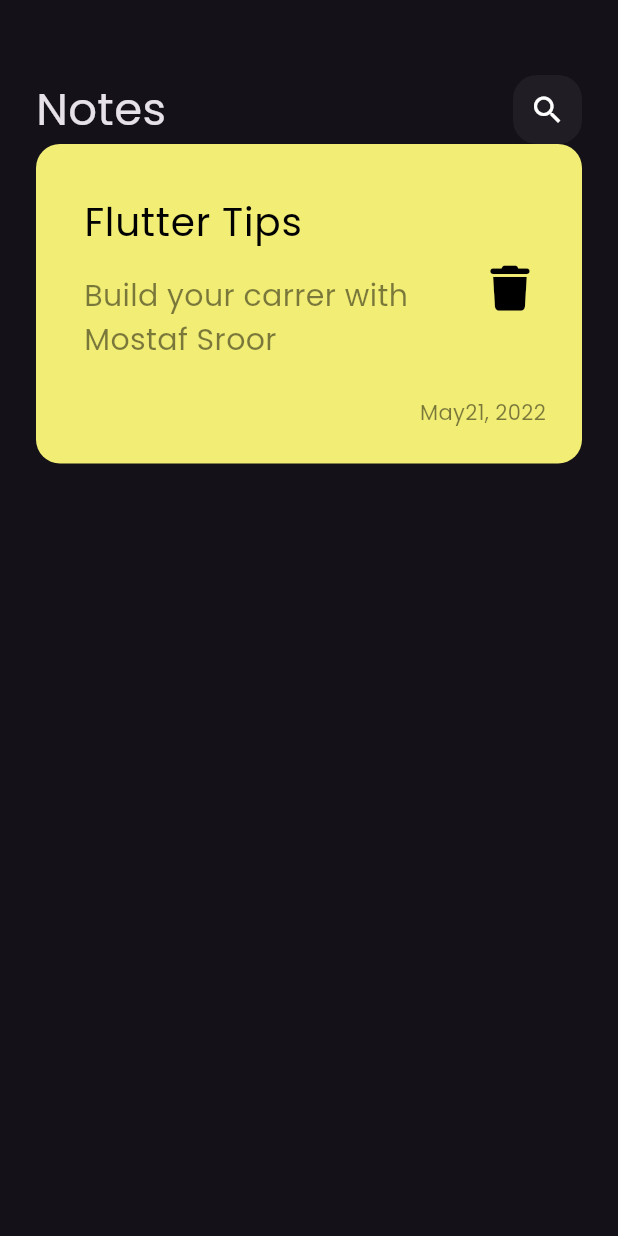
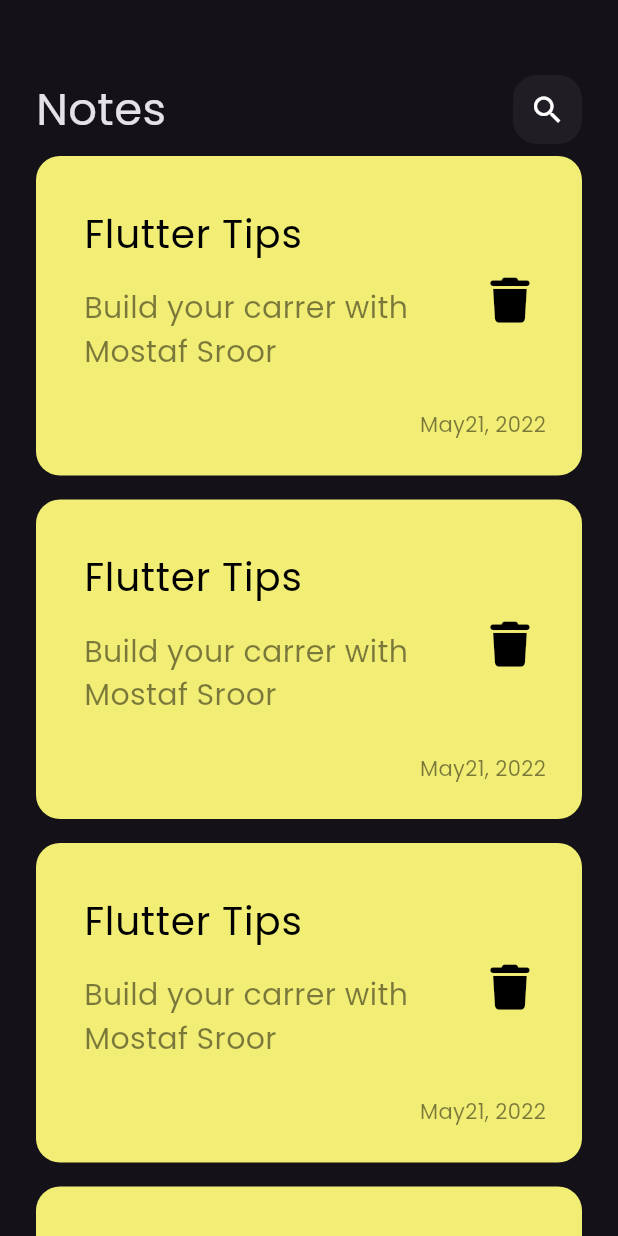
Before and after one commit to sroooooor60/notes_app, a Flutter app: the screen it shows after launch, on a phone screen of 412 x 824 dp. Run offline on Flutter 3.47's test engine with Material 3 defaults, Android fonts, the phone set to English and light mode, and no system bars; our stand-ins replace font_awesome_flutter.

Commit message:
creat Notes ListView builder

```diff
--- a/lib/widgets/custom_nots_item.dart
+++ b/lib/widgets/custom_nots_item.dart
@@ -17,7 +17,7 @@
           crossAxisAlignment: CrossAxisAlignment.end,
           children: [
             ListTile(
-              title: Text(
+              title: const Text(
                 'Flutter Tips',
                 style: TextStyle(color: Colors.black, fontSize: 26),
               ),
@@ -31,7 +31,7 @@
               ),
               trailing: IconButton(
                 onPressed: () {},
-                icon: Icon(
+                icon: const Icon(
                   FontAwesomeIcons.trash,
                   color: Colors.black,
                   size: 30,
--- a/lib/widgets/custom_search_icon.dart
+++ b/lib/widgets/custom_search_icon.dart
@@ -12,7 +12,7 @@
         color: Colors.white.withOpacity(0.05),
         borderRadius: BorderRadius.circular(16),
       ),
-      child: Icon(Icons.search),
+      child: const Icon(Icons.search),
     );
   }
 }
--- a/lib/widgets/notes_view_body.dart
+++ b/lib/widgets/notes_view_body.dart
@@ -8,7 +8,7 @@
 
   @override
   Widget build(BuildContext context) {
-    return Padding(
+    return const Padding(
       padding: const EdgeInsets.symmetric(horizontal: 24),
       child: Column(
         children: [
@@ -16,9 +16,25 @@
             height: 50,
           ),
           CustomAppBar(),
-          NotesItem(),
+          Expanded(child: NotesListView()),
         ],
       ),
     );
   }
 }
+
+class NotesListView extends StatelessWidget {
+  const NotesListView({super.key});
+
+  @override
+  Widget build(BuildContext context) {
+    return ListView.builder(
+      itemBuilder: (context, index) {
+        return Padding(
+          padding: const EdgeInsets.symmetric(vertical: 8),
+          child: NotesItem(),
+        );
+      },
+    );
+  }
+}
```
